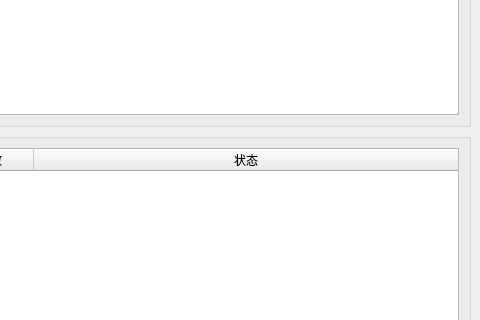
Above: gui/page/page_dev_mgt.ui from yao3gang/Network_Keyboard before the change; both pictures show x 544 to 1024 and y 214 to 534 of the 1024 by 688 pixel window. Below: the same form after it.
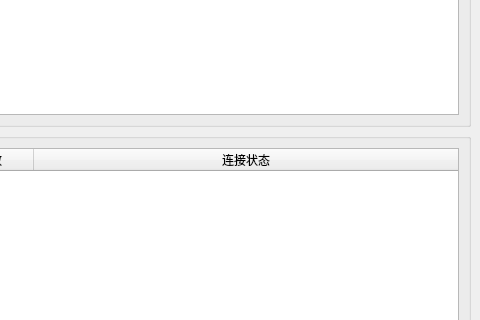
That is the form after the change.

```diff
--- a/gui/page/page_dev_mgt.ui
+++ b/gui/page/page_dev_mgt.ui
@@ -279,7 +279,7 @@
            </column>
            <column>
             <property name="text">
-             <string>状态</string>
+             <string>连接状态</string>
             </property>
            </column>
           </widget>
```
